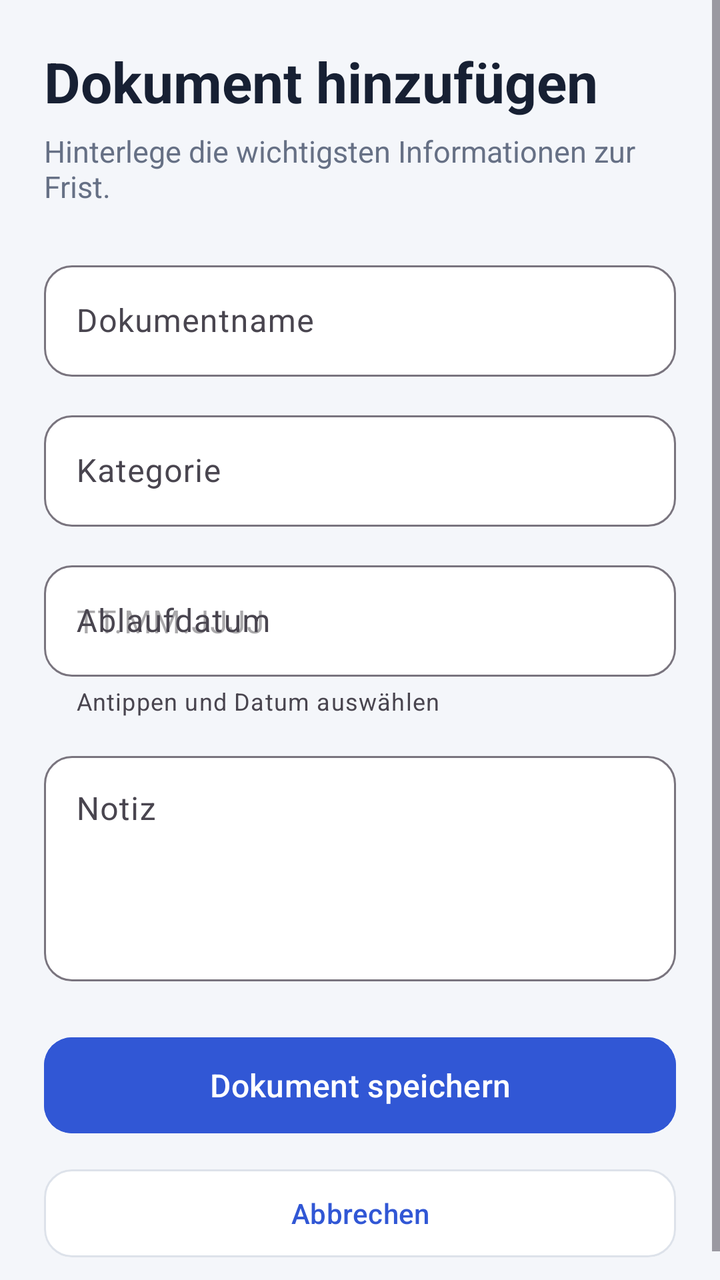
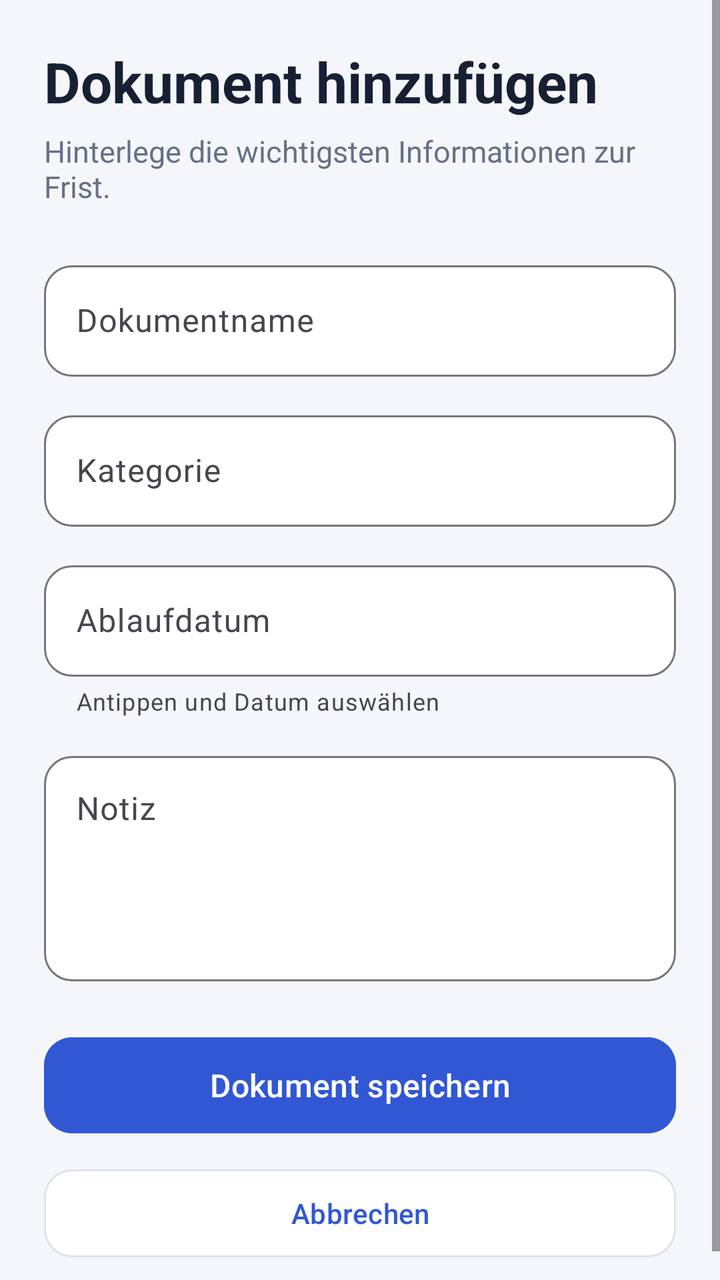

Two renders of the same Android screen: before a commit and after it. Below are the layout's source before the change and the commit's diff.
<!-- AndroidManifest.xml: application theme Theme.DocuRemind -->
<!-- res/layout/activity_add_document.xml -->
<?xml version="1.0" encoding="utf-8"?>
<ScrollView
    xmlns:android="http://schemas.android.com/apk/res/android"
    xmlns:app="http://schemas.android.com/apk/res-auto"
    android:layout_width="match_parent"
    android:layout_height="match_parent"
    android:background="@color/docu_background"
    android:fillViewport="true">

    
    <LinearLayout
        android:layout_width="match_parent"
        android:layout_height="wrap_content"
        android:orientation="vertical"
        android:padding="22dp">

        
        <TextView
            android:id="@+id/textAddDocumentTitle"
            android:layout_width="wrap_content"
            android:layout_height="wrap_content"
            android:text="Dokument hinzufügen"
            android:textColor="@color/docu_text_primary"
            android:textSize="28sp"
            android:textStyle="bold" />

        
        <TextView
            android:layout_width="wrap_content"
            android:layout_height="wrap_content"
            android:layout_marginTop="6dp"
            android:layout_marginBottom="24dp"
            android:text="Hinterlege die wichtigsten Informationen zur Frist."
            android:textColor="@color/docu_text_secondary"
            android:textSize="15sp" />

        
        <com.google.android.material.textfield.TextInputLayout
            android:layout_width="match_parent"
            android:layout_height="wrap_content"
            android:hint="Dokumentname"
            app:boxBackgroundColor="@color/docu_surface"
            app:boxBackgroundMode="outline"
            app:boxCornerRadiusBottomEnd="14dp"
            app:boxCornerRadiusBottomStart="14dp"
            app:boxCornerRadiusTopEnd="14dp"
            app:boxCornerRadiusTopStart="14dp">

            <com.google.android.material.textfield.TextInputEditText
                android:id="@+id/editDocumentName"
                android:layout_width="match_parent"
                android:layout_height="wrap_content"
                android:inputType="textCapSentences" />

        </com.google.android.material.textfield.TextInputLayout>

        
        <com.google.android.material.textfield.TextInputLayout
            android:layout_width="match_parent"
            android:layout_height="wrap_content"
            android:layout_marginTop="14dp"
            android:hint="Kategorie"
            app:boxBackgroundColor="@color/docu_surface"
            app:boxBackgroundMode="outline"
            app:boxCornerRadiusBottomEnd="14dp"
            app:boxCornerRadiusBottomStart="14dp"
            app:boxCornerRadiusTopEnd="14dp"
            app:boxCornerRadiusTopStart="14dp">

            <com.google.android.material.textfield.TextInputEditText
                android:id="@+id/editCategory"
                android:layout_width="match_parent"
                android:layout_height="wrap_content"
                android:inputType="textCapSentences" />

        </com.google.android.material.textfield.TextInputLayout>

        
        <com.google.android.material.textfield.TextInputLayout
            android:layout_width="match_parent"
            android:layout_height="wrap_content"
            android:layout_marginTop="14dp"
            android:hint="Ablaufdatum"
            app:boxBackgroundColor="@color/docu_surface"
            app:boxBackgroundMode="outline"
            app:boxCornerRadiusBottomEnd="14dp"
            app:boxCornerRadiusBottomStart="14dp"
            app:boxCornerRadiusTopEnd="14dp"
            app:boxCornerRadiusTopStart="14dp"
            app:helperText="Antippen und Datum auswählen">

            <com.google.android.material.textfield.TextInputEditText
                android:id="@+id/editExpiryDate"
                android:layout_width="match_parent"
                android:layout_height="wrap_content"
                android:clickable="true"
                android:cursorVisible="false"
                android:focusable="false"
                android:hint="TT.MM.JJJJ"
                android:longClickable="false" />

        </com.google.android.material.textfield.TextInputLayout>

        
        <com.google.android.material.textfield.TextInputLayout
            android:layout_width="match_parent"
            android:layout_height="wrap_content"
            android:layout_marginTop="14dp"
            android:hint="Notiz"
            app:boxBackgroundColor="@color/docu_surface"
            app:boxBackgroundMode="outline"
            app:boxCornerRadiusBottomEnd="14dp"
            app:boxCornerRadiusBottomStart="14dp"
            app:boxCornerRadiusTopEnd="14dp"
            app:boxCornerRadiusTopStart="14dp">

            <com.google.android.material.textfield.TextInputEditText
                android:id="@+id/editNote"
                android:layout_width="match_parent"
                android:layout_height="wrap_content"
                android:gravity="top"
                android:inputType="textMultiLine|textCapSentences"
                android:minLines="4" />

        </com.google.android.material.textfield.TextInputLayout>

        
        <com.google.android.material.button.MaterialButton
            android:id="@+id/buttonSaveDocument"
            android:layout_width="match_parent"
            android:layout_height="56dp"
            android:layout_marginTop="24dp"
            android:backgroundTint="@color/docu_primary"
            android:text="Dokument speichern"
            android:textAllCaps="false"
            android:textSize="16sp"
            app:cornerRadius="14dp" />

        
        <com.google.android.material.button.MaterialButton
            android:id="@+id/buttonBack"
            android:layout_width="match_parent"
            android:layout_height="52dp"
            android:layout_marginTop="10dp"
            android:backgroundTint="@color/docu_surface"
            android:text="Abbrechen"
            android:textAllCaps="false"
            android:textColor="@color/docu_primary"
            app:cornerRadius="14dp"
            app:strokeColor="@color/docu_border"
            app:strokeWidth="1dp" />

    </LinearLayout>

</ScrollView>
<!-- resources referenced by this layout -->
<resources>
  <color name="docu_background">#F4F6FA</color>
  <color name="docu_border">#DDE2EA</color>
  <color name="docu_primary">#3157D5</color>
  <color name="docu_surface">#FFFFFF</color>
  <color name="docu_text_primary">#172033</color>
  <color name="docu_text_secondary">#667085</color>
  <style name="Theme.DocuRemind" parent="Base.Theme.DocuRemind" />
  <style name="Base.Theme.DocuRemind" parent="Theme.Material3.DayNight.NoActionBar">
          
          
      </style>
</resources>

<!-- the commit's change to res/layout/activity_add_document.xml (unified diff, before → after) -->
@@ -96,7 +96,7 @@
                 android:clickable="true"
                 android:cursorVisible="false"
                 android:focusable="false"
-                android:hint="TT.MM.JJJJ"
+
                 android:longClickable="false" />
 
         </com.google.android.material.textfield.TextInputLayout>
